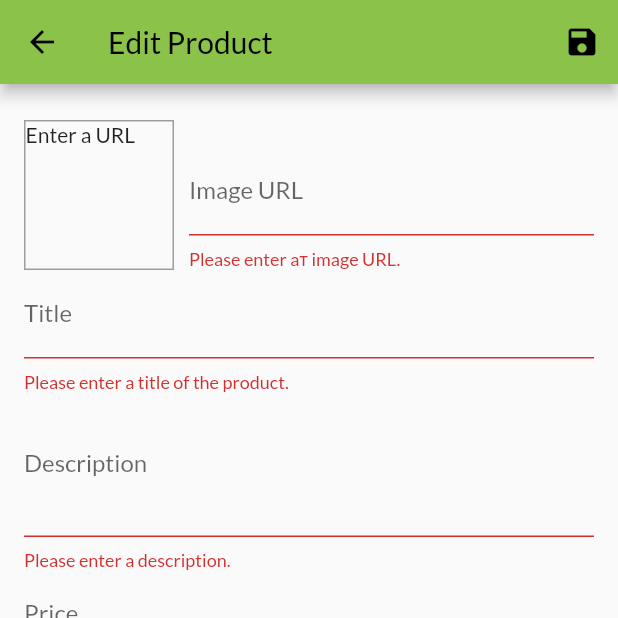
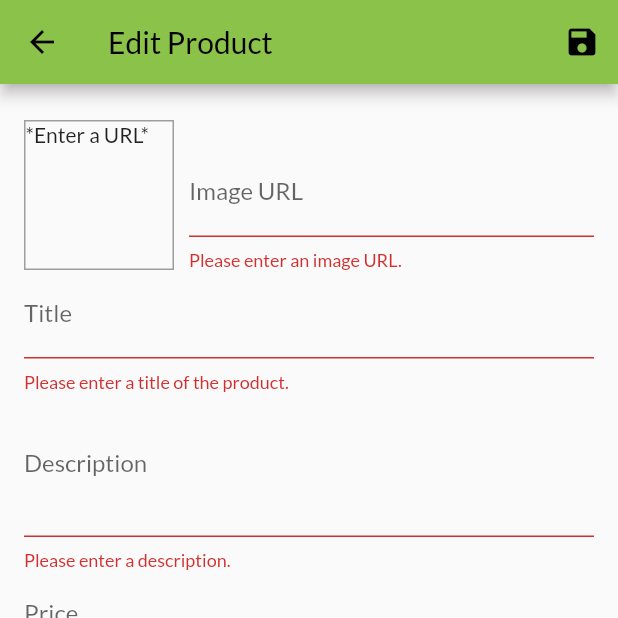
Before and after one commit to Zhenya-Mykhalskyi/Shop-App, a Flutter app: the EditProductScreen screen opened by its route, after a tap on the "save" icon, on a phone screen of 412 x 824 dp, the top half of it. Run offline on Flutter 3.47's test engine with Material 2 defaults, Android fonts, the phone set to English and light mode, and no system bars; network calls fail.

Commit message:
fix form validation in EditProductScreen

```diff
--- a/lib/screens/edit_proruct_screen.dart
+++ b/lib/screens/edit_proruct_screen.dart
@@ -38,16 +38,17 @@ class _EditProductScreenState extends State<EditProductScreen> {
     _imageUrlFocusNode.dispose();
     super.dispose();
   }
+  // http://grandtour.tv/uploads/posts/2021-11/1637928297_snimok.jpg
 
   void _updateImageUrl() {
     if (!_imageUrlFocusNode.hasFocus) {
-      if ((!_imageUrlController.text.startsWith('http') &&
-              !_imageUrlController.text.startsWith('https')) ||
-          (!_imageUrlController.text.endsWith('.png') &&
-              !_imageUrlController.text.endsWith('.jpg') &&
-              !_imageUrlController.text.endsWith('.jpeg'))) {
-        return;
-      }
+      // if ((!_imageUrlController.text.startsWith('http') &&
+      //         !_imageUrlController.text.startsWith('https')) ||
+      //     (!_imageUrlController.text.endsWith('.png') &&
+      //         !_imageUrlController.text.endsWith('.jpg') &&
+      //         !_imageUrlController.text.endsWith('.jpeg'))) {
+      //   return;
+      // }
       setState(() {});
     }
   }
@@ -94,7 +95,7 @@ class _EditProductScreenState extends State<EditProductScreen> {
                       border: Border.all(width: 1, color: Colors.grey),
                     ),
                     child: _imageUrlController.text.isEmpty
-                        ? const Text('Enter a URL')
+                        ? Text('*Enter a URL*')
                         : FittedBox(
                             child: Image.network(
                               _imageUrlController.text,
@@ -120,14 +121,14 @@ class _EditProductScreenState extends State<EditProductScreen> {
                       },
                       validator: (value) {
                         if (value.isEmpty) {
-                          return 'Please enter aт image URL.';
+                          return 'Please enter an image URL.';
                         }
-                        if (!value.startsWith('http') ||
+                        if (!value.startsWith('http') &&
                             !value.startsWith('https')) {
                           return 'Image URL must started with http or https.';
                         }
-                        if (!value.endsWith('.png') ||
-                            !value.endsWith('.jpg') ||
+                        if (!value.endsWith('.png') &&
+                            !value.endsWith('.jpg') &&
                             !value.endsWith('.jpeg')) {
                           return 'Image URl must have .jpeg, .png, .jpg extension';
                         }
```
